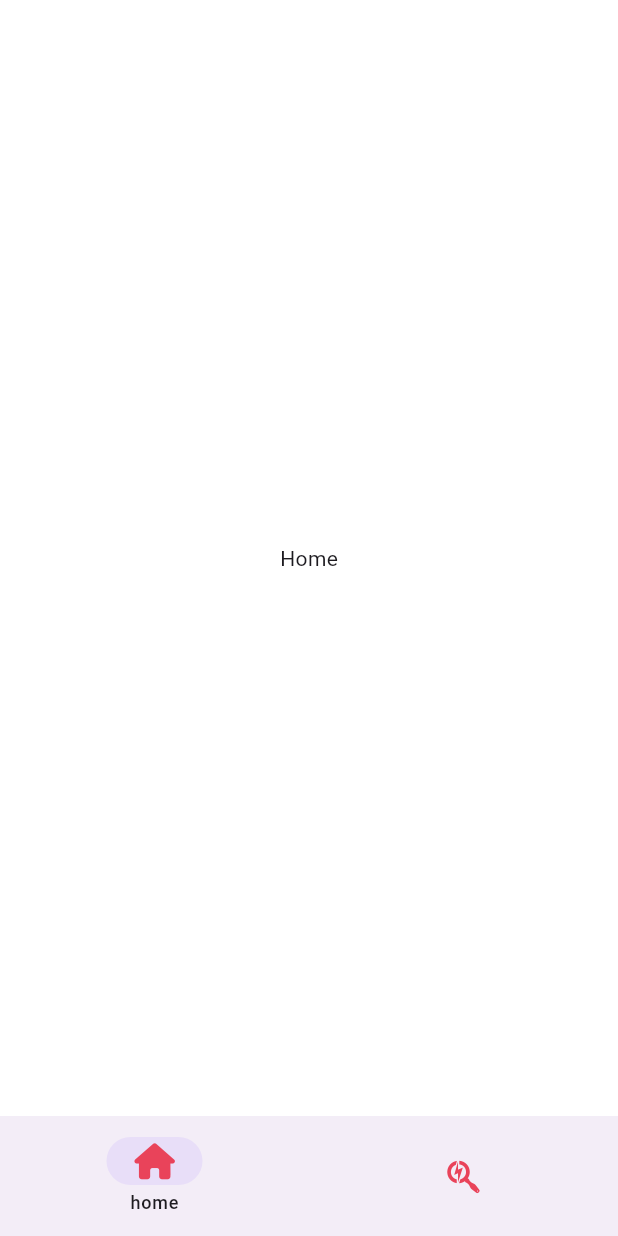
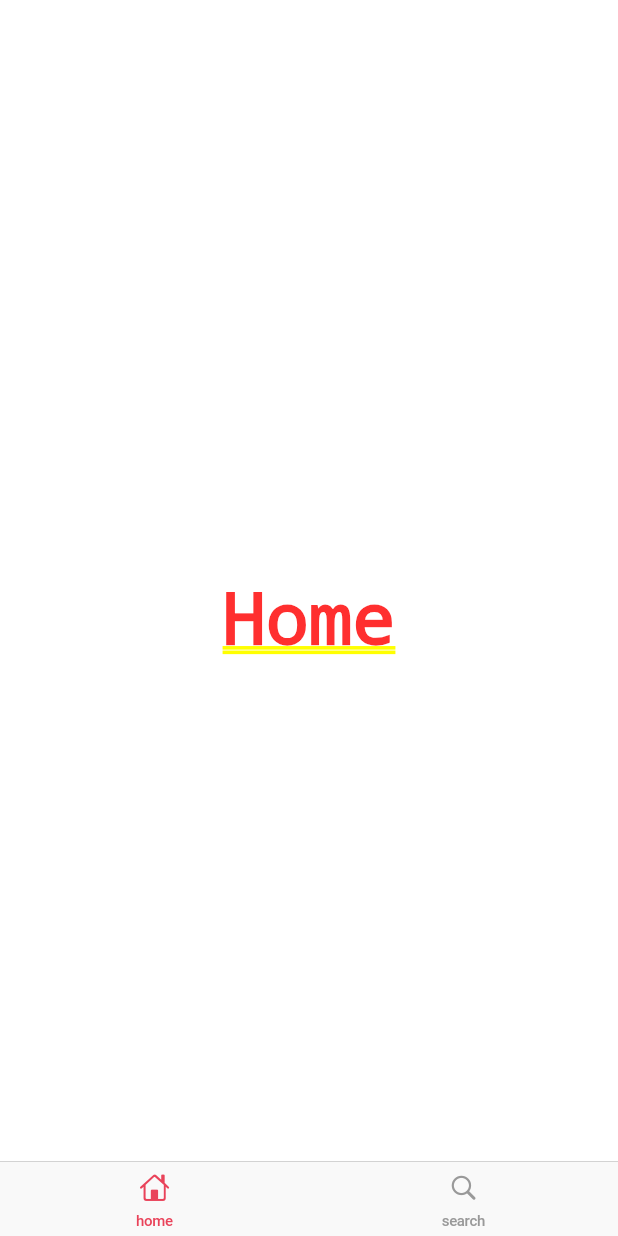
Before and after one commit to wjdgusdn1223/tiktok_clone, a Flutter app: the screen it shows after launch, on a phone screen of 412 x 824 dp. Run offline on Flutter 3.47's test engine with Material 3 defaults, Android fonts, the phone set to English and light mode, and no system bars; our stand-ins replace font_awesome_flutter.

Commit message:
navigation feature third commit

```diff
--- a/lib/features/main_navigation/main_navigation_screen.dart
+++ b/lib/features/main_navigation/main_navigation_screen.dart
@@ -1,5 +1,7 @@
+import 'package:flutter/cupertino.dart';
 import 'package:flutter/material.dart';
 import 'package:font_awesome_flutter/font_awesome_flutter.dart';
+import 'package:tiktok_clone/constants/sizes.dart';
 
 class MainNavigationScreen extends StatefulWidget {
   const MainNavigationScreen({super.key});
@@ -37,29 +39,25 @@ class _MainNavigationScreenState extends State<MainNavigationScreen> {
 
   @override
   Widget build(BuildContext context) {
-    return Scaffold(
-      body: _screens[_selectedIndex],
-      bottomNavigationBar: NavigationBar(
-        labelBehavior: NavigationDestinationLabelBehavior.onlyShowSelected,
-        selectedIndex: _selectedIndex,
-        onDestinationSelected: _onTap,
-        destinations: [
-          NavigationDestination(
-            icon: FaIcon(
-              FontAwesomeIcons.house,
-              color: Theme.of(context).primaryColor,
-            ),
-            label: 'home',
-          ),
-          NavigationDestination(
-            icon: FaIcon(
-              FontAwesomeIcons.searchengin,
-              color: Theme.of(context).primaryColor,
-            ),
-            label: 'search',
-          ),
+    return CupertinoTabScaffold(
+      tabBar: CupertinoTabBar(
+        activeColor: Theme.of(context).primaryColor,
+        items: const [
+          BottomNavigationBarItem(
+              icon: Icon(
+                CupertinoIcons.house,
+                size: Sizes.size20,
+              ),
+              label: 'home'),
+          BottomNavigationBarItem(
+              icon: Icon(
+                CupertinoIcons.search,
+                size: Sizes.size20,
+              ),
+              label: 'search'),
         ],
       ),
+      tabBuilder: (context, index) => _screens[index],
     );
   }
 }
```
